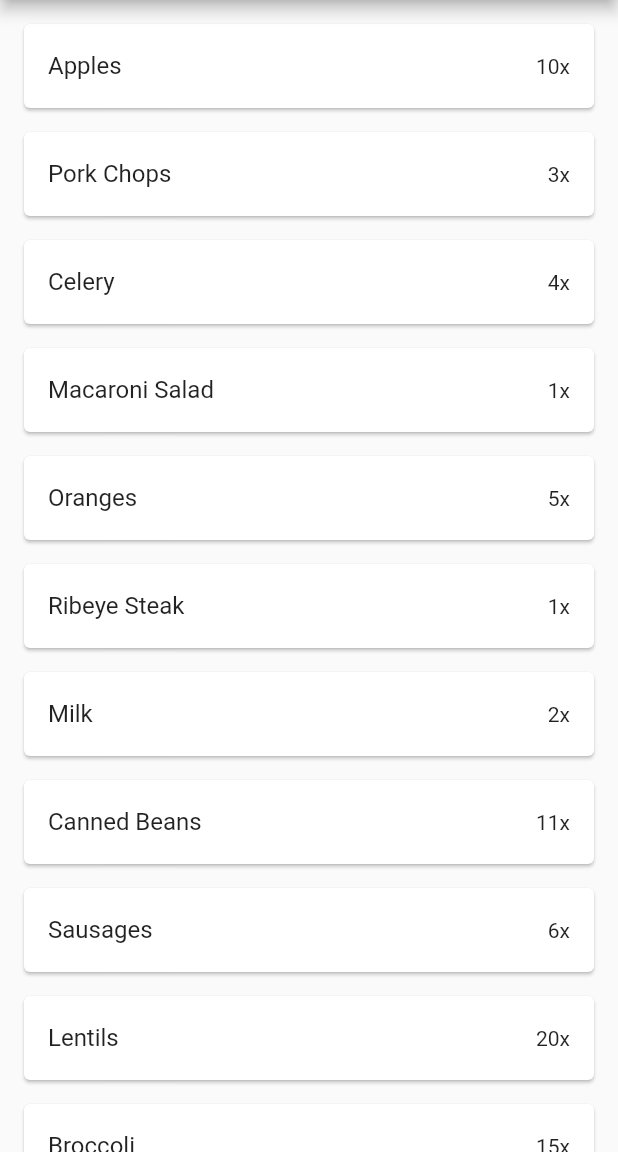
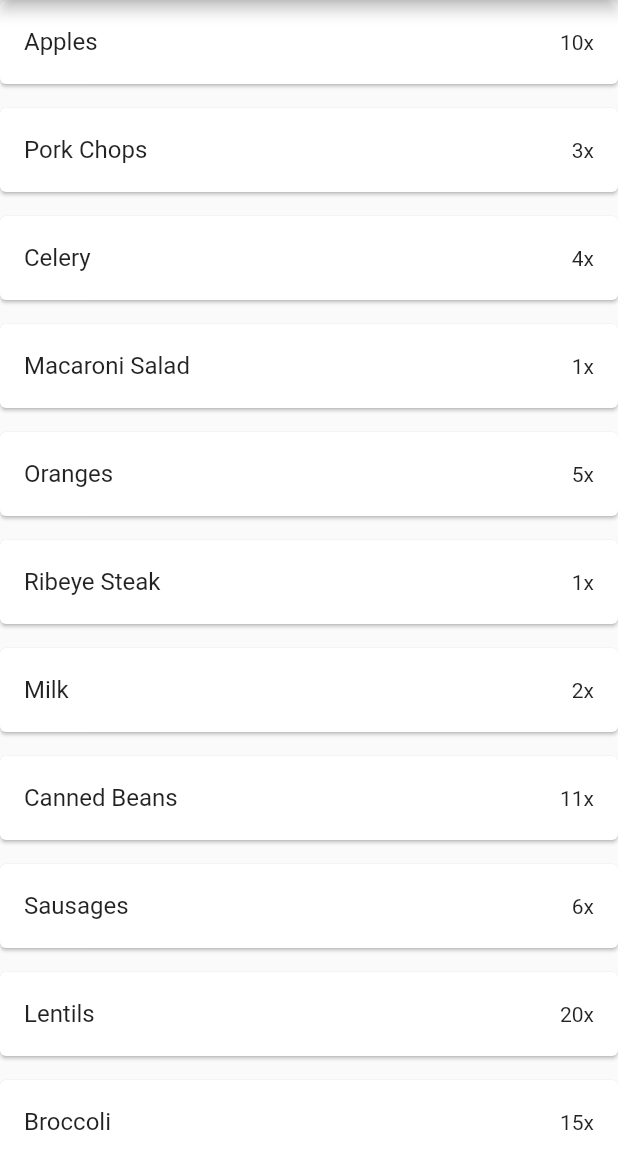
Before and after one commit to Digital-Vault/GroceryApp, a Flutter app: the screen it shows after launch, on a phone screen of 412 x 824 dp, the part 84-1236 px from its top. Run offline on Flutter 3.47's test engine with Material 2 defaults, Android fonts, the light colour scheme and no system bars; our stand-ins replace rxdart.

Commit message:
Use BLOC to display items
Use BLOC instead of normal list to display the items.

```diff
--- a/lib/main.dart
+++ b/lib/main.dart
@@ -1,15 +1,22 @@
+import 'dart:collection';
+
 import 'package:flutter/material.dart';
-import 'package:grocery_app/card.dart';
-import 'data.dart';
+import 'package:grocery_app/grocery_card.dart';
+import 'package:grocery_app/grocery_item.dart';
+import 'package:grocery_app/item_provider.dart';
 
 void main() {
-  runApp(MaterialApp(
+  runApp(
+    ItemProvider(
+      child: MaterialApp(
         debugShowCheckedModeBanner: false,
         theme: ThemeData(
           primaryColor: Colors.blue,
         ),
         home: MyApp(),
-  ));
+      ),
+    ),
+  );
 }
 
 class MyApp extends StatefulWidget {
@@ -22,6 +29,8 @@ class MyAppState extends State<MyApp> {
 
   @override
   Widget build(BuildContext context) {
+    final itemBloc = ItemProvider.of(context);
+
     return Scaffold(
       appBar: AppBar(
         title: Text(
@@ -32,9 +41,18 @@ class MyAppState extends State<MyApp> {
       body: Container(
         child: Center(
           // Use future builder and DefaultAssetBundle to load the local JSON file
-              child: GroceryList(
-            grocery: groceryListItems,
-          )),
-        ));
+          child: StreamBuilder<UnmodifiableListView<GroceryItem>>(
+            stream: itemBloc.items,
+            initialData: UnmodifiableListView<GroceryItem>([]),
+            builder: (context, snapshot) {
+              return ListView(
+                children:
+                    snapshot.data.map((i) => GroceryCard(item: i)).toList(),
+              );
+            },
+          ),
+        ),
+      ),
+    );
   }
 }
```
Lines whose indentation alone changed are shown as unchanged.
